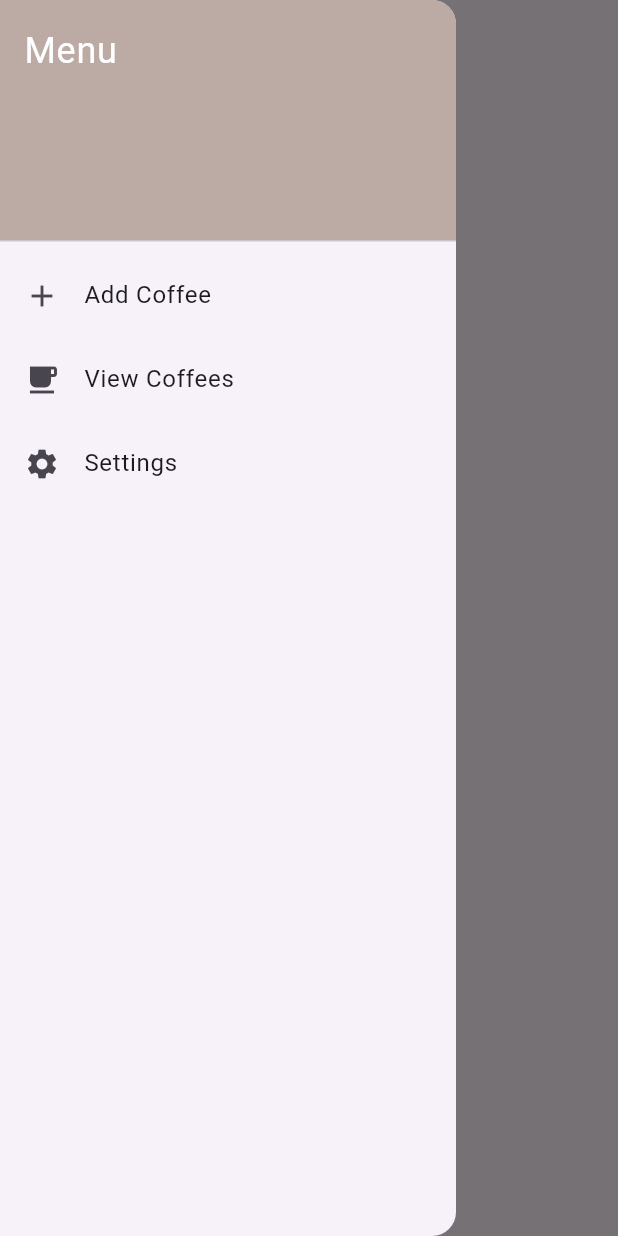
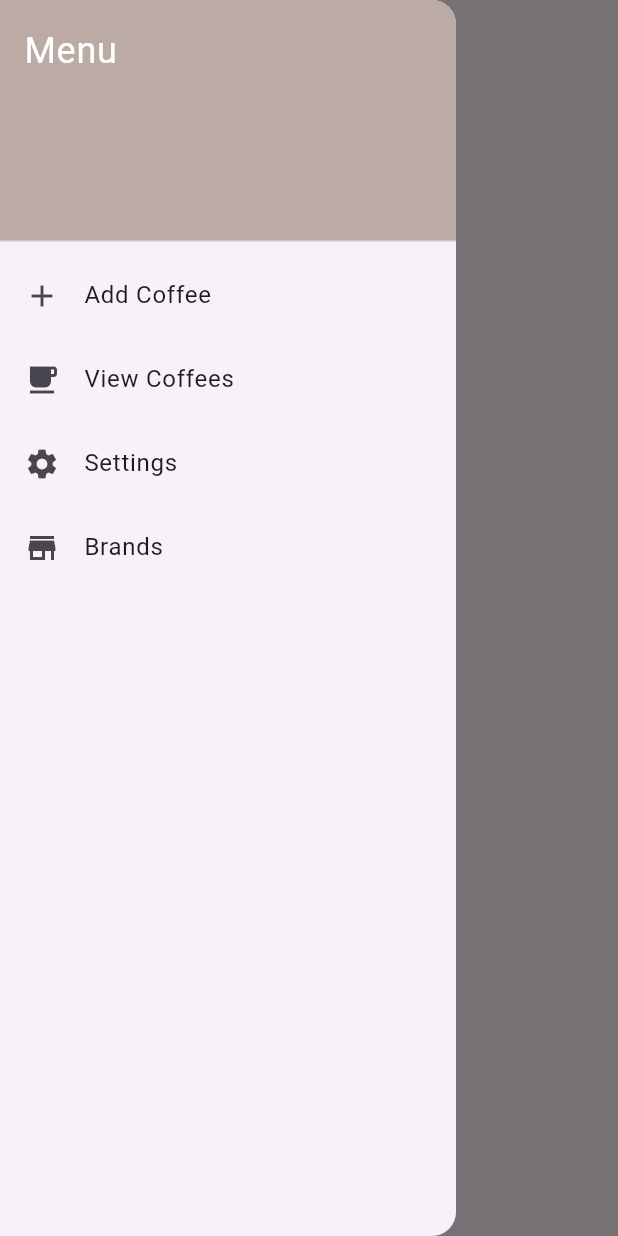
Before and after one commit to mcanevi3/caffein_tracker, a Flutter app: the screen it shows after launch, with the side drawer open, on a phone screen of 412 x 824 dp. Run offline on Flutter 3.47's test engine with Material 3 defaults, Android fonts, the phone set to English and light mode, and no system bars; our stand-ins replace sqflite; accounts and stored records are empty.

Commit message:
brands adding started

```diff
--- a/caffeine_tracker/lib/database_helper.dart
+++ b/caffeine_tracker/lib/coffee_database_helper.dart
@@ -4,10 +4,10 @@ import 'package:sqflite/sqflite.dart';
 import 'package:path/path.dart';
 import 'package:uuid/uuid.dart';
 
-class DatabaseHelper {
-  static final DatabaseHelper instance = DatabaseHelper._internal();
-  factory DatabaseHelper() => instance;
-  DatabaseHelper._internal();
+class CoffeeDatabaseHelper {
+  static final CoffeeDatabaseHelper instance = CoffeeDatabaseHelper._internal();
+  factory CoffeeDatabaseHelper() => instance;
+  CoffeeDatabaseHelper._internal();
 
   static Database? _db;
 
--- a/caffeine_tracker/lib/main.dart
+++ b/caffeine_tracker/lib/main.dart
@@ -1,9 +1,10 @@
+import 'package:caffeine_tracker/widgets/brands_add.dart';
 import 'package:caffeine_tracker/widgets/coffee_settings.dart';
 import 'package:flutter/material.dart';
 import 'widgets/coffee_list_widget.dart';
 import 'widgets/coffee_add_widget.dart';
 
-enum AppPage { addCoffee, viewCoffee, settingsCoffee }
+enum AppPage { addCoffee, viewCoffee, settingsCoffee, addBrand }
 
 void main() {
   runApp(
@@ -41,6 +42,8 @@ class _CoffeeAppState extends State<CoffeeApp> {
         return CoffeeListWidget(key: _coffeeListKey);
       case AppPage.settingsCoffee:
         return CoffeeSettings();
+      case AppPage.addBrand:
+        return BrandsAdd();
     }
   }
 
@@ -92,6 +95,14 @@ class _CoffeeAppState extends State<CoffeeApp> {
                     _selectPage(AppPage.settingsCoffee);
                   },
                 ),
+                ListTile(
+                  leading: const Icon(Icons.store),
+                  title: Text("Brands"),
+                  onTap: () {
+                    Navigator.pop(drawerContext);
+                    _selectPage(AppPage.addBrand);
+                  },
+                ),
               ],
             );
           },
--- a/caffeine_tracker/lib/widgets/coffee_add_widget.dart
+++ b/caffeine_tracker/lib/widgets/coffee_add_widget.dart
@@ -1,4 +1,4 @@
-import 'package:caffeine_tracker/database_helper.dart';
+import 'package:caffeine_tracker/coffee_database_helper.dart';
 import 'package:flutter/material.dart';
 import 'package:flutter/services.dart';
 
@@ -78,7 +78,7 @@ class _CoffeeAddWidgetState extends State<CoffeeAddWidget> {
       );
       return;
     }
-    DatabaseHelper.instance.insertCoffee(name, brand, caffeine);
+    CoffeeDatabaseHelper.instance.insertCoffee(name, brand, caffeine);
     ScaffoldMessenger.of(
       context,
     ).showSnackBar(const SnackBar(content: Text("Added to the database!")));
--- a/caffeine_tracker/lib/widgets/coffee_settings.dart
+++ b/caffeine_tracker/lib/widgets/coffee_settings.dart
@@ -1,4 +1,4 @@
-import 'package:caffeine_tracker/database_helper.dart';
+import 'package:caffeine_tracker/coffee_database_helper.dart';
 import 'package:flutter/material.dart';
 
 class CoffeeSettings extends StatefulWidget {
@@ -15,7 +15,7 @@ class _CoffeeSettingsState extends State<CoffeeSettings> {
       children: [
         ElevatedButton(
           onPressed: () {
-            DatabaseHelper.instance.deleteAllCoffees();
+            CoffeeDatabaseHelper.instance.deleteAllCoffees();
           },
           child: Row(
             children: [
--- a/caffeine_tracker/pubspec.yaml
+++ b/caffeine_tracker/pubspec.yaml
@@ -57,7 +57,8 @@ flutter:
   # included with your application, so that you can use the icons in
   # the material Icons class.
   uses-material-design: true
-
+  assets:
+    - lib/assets/logos/
   # To add assets to your application, add an assets section, like this:
   # assets:
   #   - images/a_dot_burr.jpeg
```
Also changed, not shown: caffeine_tracker/lib/brands_database_helper.dart (added, +69 -0 lines), caffeine_tracker/lib/widgets/brands_add.dart (added, +60 -0 lines), caffeine_tracker/lib/widgets/coffee_list_widget.dart (+4 -4 lines), caffeine_tracker/lib/assets/logos/starbucks.png (added).
